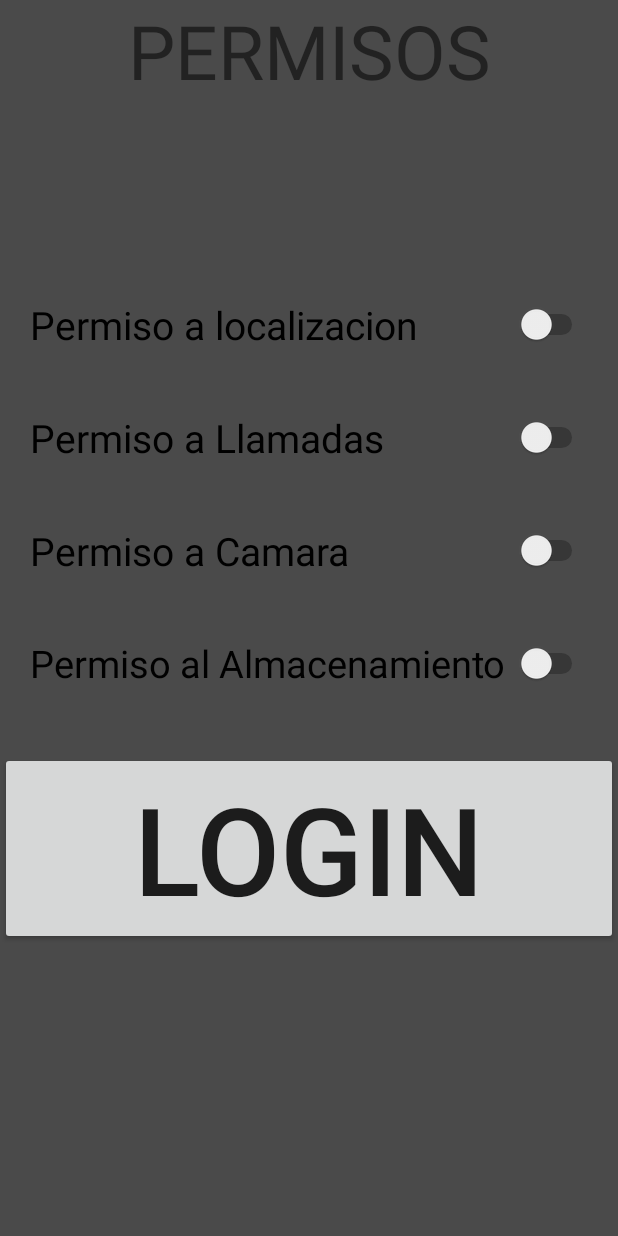
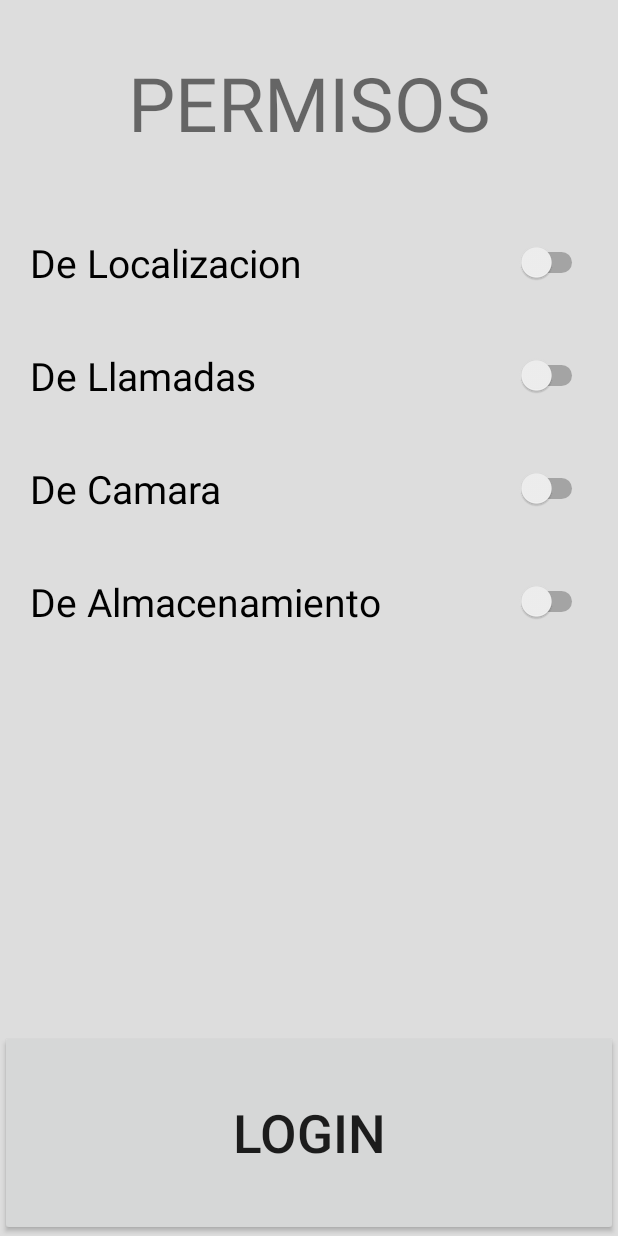
Before and after one commit to GitNes26/APPS_ProyectoFinal, an Android app: the screen it shows after launch (PermisosActivity), on a phone screen of 412 x 824 dp. Run offline under Robolectric (Android 15) with nearby library versions, the phone set to English and light mode, and no system bars; our stand-ins replace Volley.

Commit message:
Se resolvio recycler con permisos

```diff
--- a/app/src/main/java/com/nestor/proyectofinal/AdaptadorPermiso.java
+++ b/app/src/main/java/com/nestor/proyectofinal/AdaptadorPermiso.java
@@ -1,22 +1,30 @@
 package com.nestor.proyectofinal;
 
+import android.Manifest;
+import android.app.Activity;
+import android.content.pm.PackageManager;
+import android.os.Build;
 import android.view.LayoutInflater;
 import android.view.View;
 import android.view.ViewGroup;
+import android.widget.CompoundButton;
 import android.widget.Switch;
+import android.widget.Toast;
 
 import androidx.annotation.NonNull;
+import androidx.core.app.ActivityCompat;
 import androidx.recyclerview.widget.RecyclerView;
 
 import java.util.List;
 
-public class AdaptadorPermiso extends RecyclerView.Adapter<AdaptadorPermiso.Miholder> implements View.OnClickListener{
+public class AdaptadorPermiso extends RecyclerView.Adapter<AdaptadorPermiso.Miholder> {
 
     private List<Permiso> ListaPermiso;
-    private View.OnClickListener Listener;
+    private Activity activity;
 
-    public AdaptadorPermiso(List<Permiso> listaPermiso) {
-        ListaPermiso = listaPermiso;
+    public AdaptadorPermiso(List<Permiso> listaPermiso, Activity activity) {
+        this.ListaPermiso = listaPermiso;
+        this.activity = activity;
     }
 
     @NonNull
@@ -24,7 +32,6 @@ public class AdaptadorPermiso extends RecyclerView.Adapter<AdaptadorPermiso.Miho
     public Miholder onCreateViewHolder(@NonNull ViewGroup parent, int viewType) {
 
         View vistaPermiso = LayoutInflater.from(parent.getContext()).inflate(R.layout.item_permiso,parent,false);
-        vistaPermiso.findViewById(R.id.swPermiso).setOnClickListener(this);
         return new Miholder(vistaPermiso);
     }
 
@@ -32,7 +39,7 @@ public class AdaptadorPermiso extends RecyclerView.Adapter<AdaptadorPermiso.Miho
     public void onBindViewHolder(@NonNull Miholder holder, int position) {
 
         Permiso modelo = ListaPermiso.get(position);
-        holder.setData(modelo);
+        holder.setData(modelo,activity);
     }
 
     @Override
@@ -40,29 +47,45 @@ public class AdaptadorPermiso extends RecyclerView.Adapter<AdaptadorPermiso.Miho
         return ListaPermiso.size();
     }
 
-    public void setOnClicListener(View.OnClickListener listener){
-        this.Listener = listener;
-    }
-    @Override
-    public void onClick(View v) {
-        if (Listener != null){
-            Listener.onClick(v);
-        }
-    }
 
-    public class Miholder extends RecyclerView.ViewHolder {
+    public class Miholder extends RecyclerView.ViewHolder{
 
         private Switch swPermiso;
+        public String permisoCompleto; // para guardar el permiso solicitado.
+        public Activity activity;
 
-        public Miholder(@NonNull View itemView) {
+        public Miholder(@NonNull final View itemView) {
             super(itemView);
+
             swPermiso = itemView.findViewById(R.id.swPermiso);
+
+            swPermiso.setOnCheckedChangeListener(new CompoundButton.OnCheckedChangeListener() {
+                @Override
+                public void onCheckedChanged(CompoundButton buttonView, boolean isChecked) {
+                    if (isChecked) {
+                        int elPermiso = ActivityCompat.checkSelfPermission(itemView.getContext(), permisoCompleto);
+                        if (elPermiso != PackageManager.PERMISSION_GRANTED) {
+
+                            if (Build.VERSION.SDK_INT >= Build.VERSION_CODES.M) {
+                                ActivityCompat.requestPermissions(activity, new String[]{permisoCompleto}, 26);
+//                                if (elPermiso == -1)
+//                                    swPermiso.isChecked();
+
+                                return;
+                            }
+                        }
+                        Toast.makeText(itemView.getContext(), permisoCompleto, Toast.LENGTH_LONG).show();
+                    }
+                }
+            });
         }
 
-        public void setData(final Permiso modelo) {
+        public void setData(final Permiso modelo, Activity activity) {
             swPermiso.setChecked(modelo.getAcceso());
             swPermiso.setText(modelo.getPermiso());
-
+//            swPermiso.setText(Manifest.permission.ACCESS_FINE_LOCATION);
+            permisoCompleto = modelo.getPeermisoReal();
+            this.activity = activity;
         }
     }
 }
--- a/app/src/main/java/com/nestor/proyectofinal/Permiso.java
+++ b/app/src/main/java/com/nestor/proyectofinal/Permiso.java
@@ -8,6 +8,11 @@ public class Permiso {
     public Permiso(String permiso, boolean acceso, String peermisoReal) {
         this.permiso = permiso;
         this.acceso = acceso;
+        this.peermisoReal = peermisoReal;
+    }
+
+    public Permiso(String permiso, String peermisoReal) {
+        this.permiso = permiso;
         this.peermisoReal = peermisoReal;
     }
 
--- a/app/src/main/java/com/nestor/proyectofinal/PermisosActivity.java
+++ b/app/src/main/java/com/nestor/proyectofinal/PermisosActivity.java
@@ -7,6 +7,7 @@ import androidx.recyclerview.widget.LinearLayoutManager;
 import androidx.recyclerview.widget.RecyclerView;
 
 import android.Manifest;
+import android.app.Person;
 import android.content.Intent;
 import android.content.pm.PackageManager;
 import android.net.Uri;
@@ -29,14 +30,10 @@ import static android.content.Intent.ACTION_CALL;
 
 public class PermisosActivity extends AppCompatActivity implements View.OnClickListener {
 
-    Switch swPermisoInternet;
-    Switch swPermisoLlamar;
-    Switch swPermisoCamara;
     private RecyclerView rvPermiso;
 //    private RequestQueue cartero;
 //    private VolleyS mVolleyS;
 
-    final private int IDventanita = 111;
 
     @Override
     protected void onCreate(Bundle savedInstanceState) {
@@ -45,42 +42,43 @@ public class PermisosActivity extends AppCompatActivity implements View.OnClickL
 
         findViewById(R.id.btnLogin).setOnClickListener(this);
 
-        solicitarPermiso();
+//        solicitarPermiso();
 
         rvPermiso = findViewById(R.id.rvPermisos);
         LinearLayoutManager layoutManager = new LinearLayoutManager(this);
         layoutManager.setOrientation(LinearLayoutManager.VERTICAL);
         rvPermiso.setLayoutManager(layoutManager);
 
+
         final List<Permiso> ListaPermisos = new ArrayList<>();
-        ListaPermisos.add(new Permiso("Permiso a localizacion",false, Manifest.permission.ACCESS_FINE_LOCATION));
-        ListaPermisos.add(new Permiso("Permiso a Llamadas",false, Manifest.permission.CALL_PHONE));
-        ListaPermisos.add(new Permiso("Permiso a Camara",false, Manifest.permission.CAMERA));
-        ListaPermisos.add(new Permiso("Permiso al Almacenamiento",false, Manifest.permission.READ_EXTERNAL_STORAGE));
+        ListaPermisos.add(new Permiso("De Localizacion", Manifest.permission.ACCESS_FINE_LOCATION));
+        ListaPermisos.add(new Permiso("De Llamadas", Manifest.permission.CALL_PHONE));
+        ListaPermisos.add(new Permiso("De Camara", Manifest.permission.CAMERA));
+        ListaPermisos.add(new Permiso("De Almacenamiento", Manifest.permission.READ_EXTERNAL_STORAGE));
 
 
-        final AdaptadorPermiso Permisos = new AdaptadorPermiso(ListaPermisos);
-
-        Permisos.setOnClicListener(new View.OnClickListener() {
-            @Override
-            public void onClick(View v) {
-                Permiso permisoSelec = ListaPermisos.get(rvPermiso.getChildAdapterPosition(v));
-                int elPermiso = ActivityCompat.checkSelfPermission(getApplicationContext(), permisoSelec.getPeermisoReal());
-
-                if(elPermiso != PackageManager.PERMISSION_GRANTED) {
-
-                    if (Build.VERSION.SDK_INT >= Build.VERSION_CODES.M) {
-                        requestPermissions(new String[]{permisoSelec.getPeermisoReal()}, IDventanita);
-                        return;
-                    }
-                }
-                if (permisoSelec.getPeermisoReal() == Manifest.permission.CALL_PHONE)
-                    hacerLlamada();
-
-//                Toast.makeText(PermisosActivity.this,"Activado",Toast.LENGTH_SHORT).show();
-            }
-        });
+        final AdaptadorPermiso Permisos = new AdaptadorPermiso(ListaPermisos, this);
         rvPermiso.setAdapter(Permisos);
+//        Permisos.setOnClicListener(new View.OnClickListener() {
+//            @Override
+//            public void onClick(View v) {
+//                Log.i("aqui", String.valueOf(rvPermiso.getChildAdapterPosition(v)));
+////                Permiso permisoSelec = ListaPermisos.get(rvPermiso.getChildAdapterPosition(v));
+//                int elPermiso = ActivityCompat.checkSelfPermission(getApplicationContext(), /*Manifest.permission.ACCESS_FINE_LOCATION*/ permisoSelec.getPeermisoReal());
+//
+//                if(elPermiso != PackageManager.PERMISSION_GRANTED) {
+//
+//                    if (Build.VERSION.SDK_INT >= Build.VERSION_CODES.M) {
+//                        requestPermissions(new String[]{permisoSelec.getPeermisoReal()/*Manifest.permission.ACCESS_FINE_LOCATION*/}, IDventanita);
+//                        return;
+//                    }
+//                }
+////                if (permisoSelec.getPeermisoReal() == Manifest.permission.CALL_PHONE)
+////                    hacerLlamada();
+//
+////                Toast.makeText(PermisosActivity.this,"Activado",Toast.LENGTH_SHORT).show();
+//            }
+//        });
 
     }
 
@@ -97,7 +95,7 @@ public class PermisosActivity extends AppCompatActivity implements View.OnClickL
         Log.i("permisos_nombre", Arrays.deepToString(permissions));
         Log.i("permisos_acceso", Arrays.toString(grantResults));
 
-        if (requestCode==IDventanita){
+        if (requestCode==26){
             if (permissions.length>=1){
                 int acceso=-1;
                 for (int permiso:grantResults){
@@ -105,11 +103,6 @@ public class PermisosActivity extends AppCompatActivity implements View.OnClickL
                     if (permiso == PackageManager.PERMISSION_DENIED)
                         break;
                 }
-                if (acceso == PackageManager.PERMISSION_GRANTED)
-                    hacerLlamada();
-//                if (grantResults[0]==PackageManager.PERMISSION_GRANTED){
-//                    hacerLlamada();
-//                }
             }
         }
     }
@@ -120,16 +113,4 @@ public class PermisosActivity extends AppCompatActivity implements View.OnClickL
             startActivity(new Intent(getApplicationContext(), LoginActivity.class));
         }
     }
-
-//    @Override
-//    public void onClick(View v) {
-//        if (v.getId() == R.id.swPermiso){
-//            if (swPermisoLlamar.isChecked()){
-//                Toast.makeText(PermisosActivity.this,"Activado",Toast.LENGTH_SHORT).show();
-//            }
-//            else {
-//                Toast.makeText(PermisosActivity.this,"Desactivado",Toast.LENGTH_SHORT).show();
-//            }
-//        }
-//    }
 }
--- /dev/null
+++ b/app/src/main/res/drawable/rectangulo_redondeado_semitrans.xml
@@ -0,0 +1,5 @@
+<?xml version="1.0" encoding="utf-8"?>
+<shape android:shape="rectangle" xmlns:android="http://schemas.android.com/apk/res/android">
+    <solid android:color="#80E3E3E3"/>
+    <corners android:radius="50sp"/>
+</shape>
--- a/app/src/main/res/layout/activity_permisos.xml
+++ b/app/src/main/res/layout/activity_permisos.xml
@@ -6,13 +6,13 @@
     android:layout_height="match_parent"
     android:orientation="vertical"
     android:weightSum="12"
-    android:background="#4a4a4a"
+    android:background="#DDDDDD"
     tools:context=".PermisosActivity">
 
     <TextView
         android:layout_width="match_parent"
         android:layout_height="0dp"
-        android:textAlignment="center"
+        android:gravity="center"
         android:layout_weight="2"
         android:text="PERMISOS"
         android:textSize="50sp"/>
@@ -21,15 +21,18 @@
         android:id="@+id/rvPermisos"
         android:layout_width="match_parent"
         android:layout_height="0dp"
-        android:layout_weight="5"
-        android:layout_marginTop="50sp"/>
+        android:layout_weight="6"/>
 
+    <LinearLayout
+        android:layout_width="match_parent"
+        android:layout_height="0dp"
+        android:layout_weight="2"/>
     <Button
         android:id="@+id/btnLogin"
         android:layout_width="match_parent"
         android:layout_height="0dp"
         android:layout_weight="2"
         android:text="Login"
-        android:autoSizeTextType="uniform"/>
+        android:textSize="35sp"/>
 
 </LinearLayout>
--- a/app/src/main/res/layout/activity_portada.xml
+++ b/app/src/main/res/layout/activity_portada.xml
@@ -21,7 +21,7 @@
         android:layout_height="wrap_content"
         android:layout_alignParentBottom="true"
         android:layout_marginBottom="50dp"
-        android:text="Equipo #--"/>
+        android:text="Equipo #4"/>
     <TextView
         android:id="@+id/salon"
         style="@style/StyleMisDatos"
```
Also changed, not shown: app/src/main/AndroidManifest.xml (+4 -3 lines), app/src/main/java/com/nestor/proyectofinal/RegistroActivity.java (added, +14 -0 lines), app/src/main/res/layout/activity_registro.xml (added, +65 -0 lines), app/src/main/res/drawable-v24/add_empleado.png (added).
